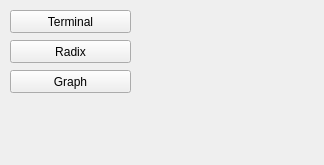
Qt form DebugSerial/dsUis/Menu.ui (ashleyjr/DebugSerial) before a commit.
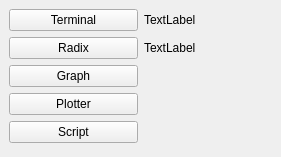
The same form after that commit.

Commit message: satrted plotter state machine

What changed in the file:
```diff
--- a/DebugSerial/dsUis/Menu.ui
+++ b/DebugSerial/dsUis/Menu.ui
@@ -6,53 +6,65 @@
    <rect>
     <x>0</x>
     <y>0</y>
-    <width>324</width>
-    <height>165</height>
+    <width>281</width>
+    <height>157</height>
    </rect>
   </property>
   <property name="windowTitle">
    <string>MainWindow</string>
   </property>
   <widget class="QWidget" name="Menu">
-   <widget class="QPushButton" name="btnTerm">
-    <property name="geometry">
-     <rect>
-      <x>10</x>
-      <y>10</y>
-      <width>121</width>
-      <height>23</height>
-     </rect>
-    </property>
-    <property name="text">
-     <string>Terminal</string>
-    </property>
-   </widget>
+   <layout class="QGridLayout" name="gridLayout">
+    <item row="1" column="0">
    <widget class="QPushButton" name="btnRadi">
-    <property name="geometry">
-     <rect>
-      <x>10</x>
-      <y>40</y>
-      <width>121</width>
-      <height>23</height>
-     </rect>
-    </property>
     <property name="text">
      <string>Radix</string>
     </property>
    </widget>
+    </item>
+    <item row="0" column="0">
+     <widget class="QPushButton" name="btnTerm">
+      <property name="text">
+       <string>Terminal</string>
+      </property>
+     </widget>
+    </item>
+    <item row="2" column="0">
    <widget class="QPushButton" name="btnGrap">
-    <property name="geometry">
-     <rect>
-      <x>10</x>
-      <y>70</y>
-      <width>121</width>
-      <height>23</height>
-     </rect>
-    </property>
     <property name="text">
      <string>Graph</string>
     </property>
    </widget>
+    </item>
+    <item row="3" column="0">
+     <widget class="QPushButton" name="btnPlot">
+      <property name="text">
+       <string>Plotter</string>
+      </property>
+     </widget>
+    </item>
+    <item row="4" column="0">
+     <widget class="QPushButton" name="btnScri">
+      <property name="text">
+       <string>Script</string>
+      </property>
+     </widget>
+    </item>
+    <item row="0" column="1">
+     <widget class="QLabel" name="labelCom">
+      <property name="text">
+       <string>TextLabel</string>
+      </property>
+     </widget>
+    </item>
+    <item row="1" column="1">
+     <widget class="QLabel" name="labelBaud">
+      <property name="text">
+       <string>TextLabel</string>
+      </property>
+     </widget>
+    </item>
+   </layout>
   </widget>
  </widget>
  <resources/>
```
Lines whose indentation alone changed are shown as unchanged. The commit also changes 6 other files.
